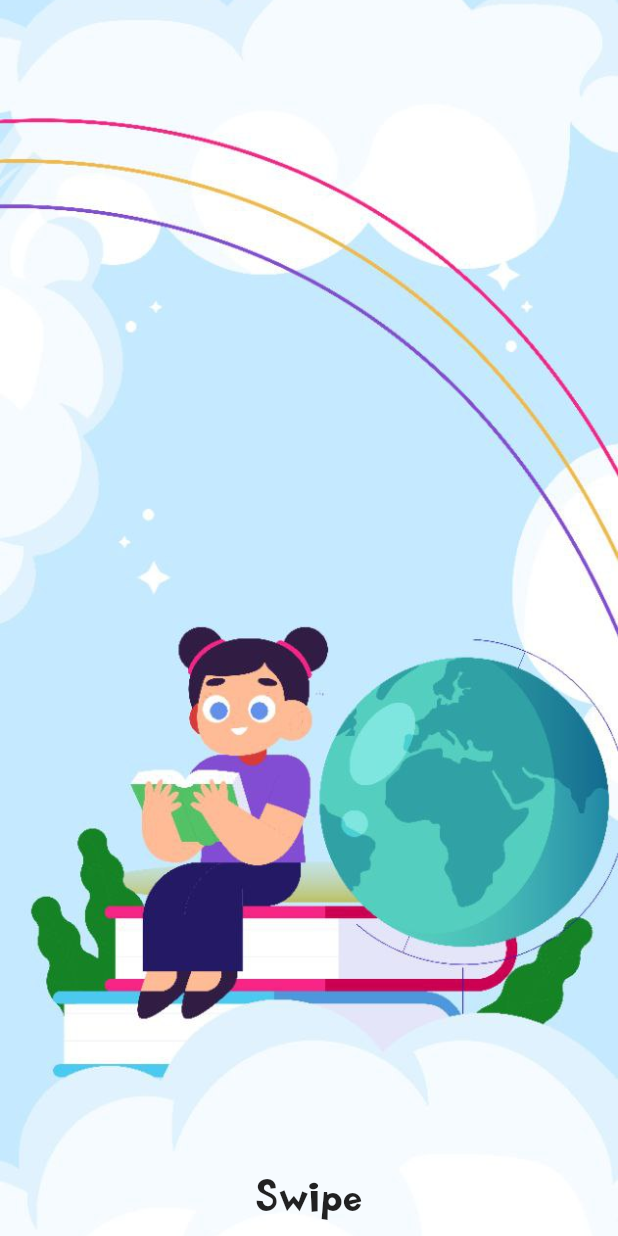
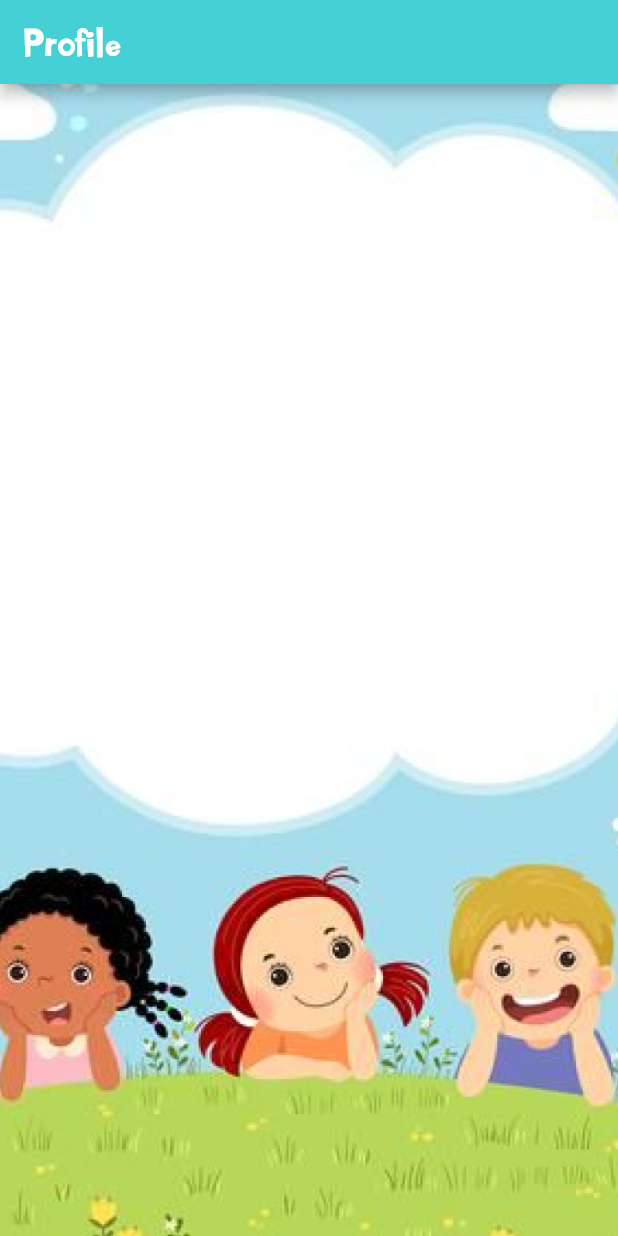
Before and after one commit to Dinamu-Paha/Mobile-app, a Flutter app: the screen it shows after launch, on a phone screen of 412 x 824 dp. Run offline on Flutter 3.47's test engine with Material 2 defaults, Android fonts, the phone set to English and light mode, and no system bars; our stand-ins replace charts_flutter, date_field, syncfusion_flutter_gauges; missing offline and left inert: advance_pdf_viewer, syncfusion_flutter_pdfviewer.

```diff
--- a/dinamu_paha/lib/Screens/home.dart
+++ b/dinamu_paha/lib/Screens/home.dart
@@ -1,4 +1,5 @@
 import 'package:dinamu_paha/Screens/landing.dart';
+import 'package:dinamu_paha/Screens/quizers_student.dart';
 import 'package:flutter/material.dart';
 
 
@@ -13,6 +14,6 @@ class _HomePageState extends State<HomePage> {
   @override
   Widget build(BuildContext context) {
     return SafeArea(
-        child: LandingPage());
+        child: QuizersStudentPage());
   }
 }
--- /dev/null
+++ b/dinamu_paha/lib/Screens/quizers_student.dart
@@ -0,0 +1,41 @@
+import 'package:flutter/material.dart';
+
+import '../Component/colors.dart';
+
+class QuizersStudentPage extends StatefulWidget {
+  const QuizersStudentPage({Key? key}) : super(key: key);
+
+  @override
+  State<QuizersStudentPage> createState() => _QuizersStudentPageState();
+}
+
+class _QuizersStudentPageState extends State<QuizersStudentPage> {
+  @override
+  Widget build(BuildContext context) {
+    return Scaffold(
+
+      appBar: AppBar(
+        backgroundColor: AppColor.appBColor,
+        title: Text('Profile',style: TextStyle(fontSize: 25),),
+        // leading: IconButton(
+        //   icon: Icon(Icons.menu),
+        //   onPressed: (){
+        //
+        //   },
+        // ),
+      ),
+      body: SafeArea(
+        child: Container(
+          width: MediaQuery.of(context).size.width,
+          height: MediaQuery.of(context).size.height,
+          decoration: BoxDecoration(
+            image: DecorationImage(
+              image: AssetImage("assets/images/img_10.png"),
+              fit: BoxFit.cover,
+            ),
+          ),
+        ),
+      ),
+    );
+  }
+}
```
Also changed, not shown: dinamu_paha/lib/Screens/signIn.dart (+6 -6 lines), dinamu_paha/lib/Screens/singUp.dart (+7 -3 lines).
